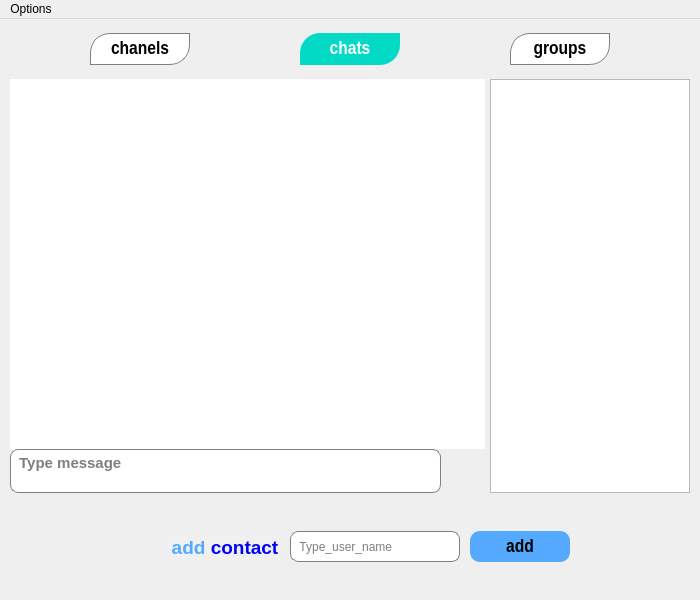
Old version of the form jamin-gram/chat.ui in the repository raminLgh/jamin-gram.
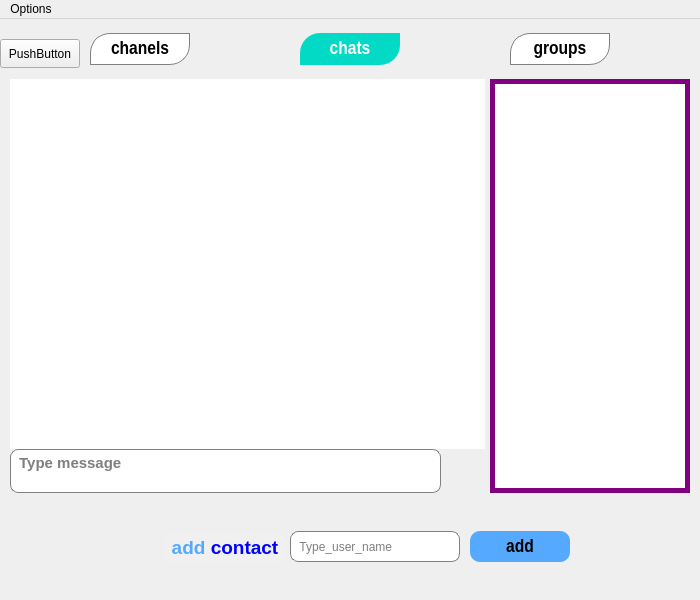
New version of the form. Icons and pictures are not drawn.

Commit message: get channel/group/chat message ende.

Diff of the .ui file:
```diff
--- a/jamin-gram/chat.ui
+++ b/jamin-gram/chat.ui
@@ -83,12 +83,11 @@
     <property name="font">
      <font>
       <pointsize>11</pointsize>
-      <weight>75</weight>
       <bold>true</bold>
      </font>
     </property>
     <property name="styleSheet">
-     <string notr="true"/>
+     <string notr="true">border:5px solid  purple;</string>
     </property>
    </widget>
    <widget class="QTextEdit" name="chat_ted">
@@ -352,6 +351,19 @@
 &lt;p align=&quot;center&quot; style=&quot; margin-top:0px; margin-bottom:0px; margin-left:0px; margin-right:0px; -qt-block-indent:0; text-indent:0px;&quot;&gt;&lt;span style=&quot; font-family:'MS Shell Dlg 2'; font-size:14pt; font-weight:600; color:#55aaff;&quot;&gt;add&lt;/span&gt;&lt;span style=&quot; font-family:'MS Shell Dlg 2'; font-size:14pt; font-weight:600;&quot;&gt; &lt;/span&gt;&lt;span style=&quot; font-family:'MS Shell Dlg 2'; font-size:14pt; font-weight:600; color:#0000ff;&quot;&gt;contact&lt;/span&gt;&lt;/p&gt;&lt;/body&gt;&lt;/html&gt;</string>
     </property>
    </widget>
+   <widget class="QPushButton" name="pushButton_2">
+    <property name="geometry">
+     <rect>
+      <x>0</x>
+      <y>20</y>
+      <width>80</width>
+      <height>29</height>
+     </rect>
+    </property>
+    <property name="text">
+     <string>PushButton</string>
+    </property>
+   </widget>
   </widget>
   <widget class="QMenuBar" name="menubar">
    <property name="geometry">
```
Left out of the diff: 12 changed lines with no effect on the pictures. The commit also changes 56 other files.
